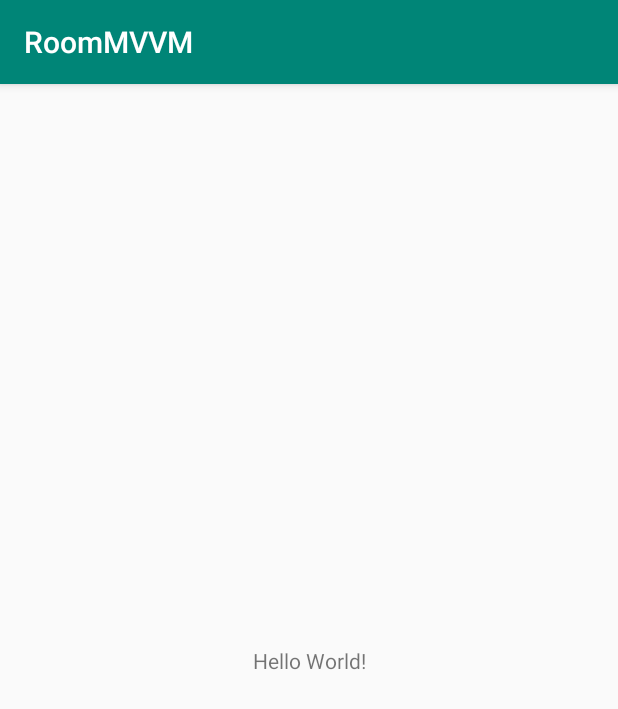
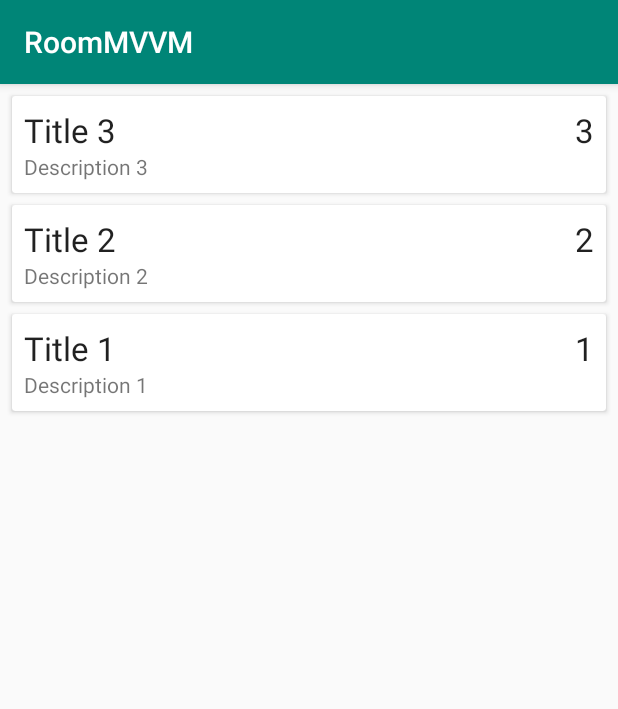
Before and after one commit to Hafizzle/RoomMVVM, an Android app: the screen it shows after launch (MainActivity), on a phone screen of 412 x 824 dp. Shown: the top 709 px of the screen. Run offline under Robolectric (Android 15) with nearby library versions, the phone set to English and light mode, and no system bars; our stand-ins replace Room's generated code.

Commit message:
RecyclerView populates Note Model

```diff
--- a/app/src/main/java/com/hafizzle/roommvvm/MainActivity.java
+++ b/app/src/main/java/com/hafizzle/roommvvm/MainActivity.java
@@ -4,6 +4,8 @@ import androidx.appcompat.app.AppCompatActivity;
 import androidx.lifecycle.Observer;
 import androidx.lifecycle.ViewModelProvider;
 import androidx.lifecycle.ViewModelProviders;
+import androidx.recyclerview.widget.LinearLayoutManager;
+import androidx.recyclerview.widget.RecyclerView;
 
 import android.os.Bundle;
 import android.widget.Toast;
@@ -25,6 +27,13 @@ public class MainActivity extends AppCompatActivity {
         super.onCreate(savedInstanceState);
         setContentView(R.layout.activity_main);
 
+        RecyclerView recyclerView = findViewById(R.id.recycler_view);
+        recyclerView.setLayoutManager(new LinearLayoutManager(this));
+        recyclerView.setHasFixedSize(true);
+
+        final NoteAdapter adapter = new NoteAdapter();
+        recyclerView.setAdapter(adapter);
+
         //Will destroy this viewmodel when the activity(this) is finished.
         noteViewModel = ViewModelProviders.of(this).get(NoteViewModel.class);
         //.observe is a LiveData method.
@@ -32,9 +41,7 @@ public class MainActivity extends AppCompatActivity {
         noteViewModel.getAllNotes().observe(this, new Observer<List<Note>>() {
             @Override
             public void onChanged(List<Note> notes) {
-                //update RecyclerView
-                Toast.makeText(MainActivity.this, "onChanged (Placeholder for RecyclerView)",
-                        Toast.LENGTH_SHORT).show();
+                adapter.setNotes(notes);
             }
         });
 
--- /dev/null
+++ b/app/src/main/java/com/hafizzle/roommvvm/NoteAdapter.java
@@ -0,0 +1,55 @@
+package com.hafizzle.roommvvm;
+
+import android.view.LayoutInflater;
+import android.view.View;
+import android.view.ViewGroup;
+import android.widget.TextView;
+
+import androidx.annotation.NonNull;
+import androidx.recyclerview.widget.RecyclerView;
+
+import java.util.ArrayList;
+import java.util.List;
+
+public class NoteAdapter extends RecyclerView.Adapter<NoteAdapter.NoteHolder> {
+    private List<Note> notes = new ArrayList<>();
+
+    @NonNull
+    @Override
+    public NoteHolder onCreateViewHolder(@NonNull ViewGroup parent, int viewType) {
+        View itemView = LayoutInflater.from(parent.getContext())
+                .inflate(R.layout.note_item, parent, false);
+        return new NoteHolder(itemView);
+    }
+
+    @Override
+    public void onBindViewHolder(@NonNull NoteHolder holder, int position) {
+        Note currentNote = notes.get(position);
+        holder.textViewTitle.setText(currentNote.getTitle());
+        holder.textViewDescription.setText(currentNote.getDescription());
+        holder.textViewPriority.setText(String.valueOf(currentNote.getPriority()));
+    }
+
+    @Override
+    public int getItemCount() {
+        return notes.size();
+    }
+
+    public void setNotes(List<Note> notes){
+        this.notes = notes;
+        notifyDataSetChanged();
+    }
+
+    class NoteHolder extends RecyclerView.ViewHolder{
+        private TextView textViewTitle;
+        private TextView textViewDescription;
+        private TextView textViewPriority;
+
+        public NoteHolder(@NonNull View itemView) {
+            super(itemView);
+            textViewTitle = itemView.findViewById(R.id.text_view_title);
+            textViewDescription = itemView.findViewById(R.id.text_view_description);
+            textViewPriority = itemView.findViewById(R.id.text_view_priority);
+        }
+    }
+}
--- a/app/src/main/res/layout/activity_main.xml
+++ b/app/src/main/res/layout/activity_main.xml
@@ -1,18 +1,15 @@
 <?xml version="1.0" encoding="utf-8"?>
-<androidx.constraintlayout.widget.ConstraintLayout xmlns:android="http://schemas.android.com/apk/res/android"
+<androidx.coordinatorlayout.widget.CoordinatorLayout xmlns:android="http://schemas.android.com/apk/res/android"
     xmlns:app="http://schemas.android.com/apk/res-auto"
     xmlns:tools="http://schemas.android.com/tools"
     android:layout_width="match_parent"
     android:layout_height="match_parent"
     tools:context=".MainActivity">
 
-    <TextView
-        android:layout_width="wrap_content"
-        android:layout_height="wrap_content"
-        android:text="Hello World!"
-        app:layout_constraintBottom_toBottomOf="parent"
-        app:layout_constraintLeft_toLeftOf="parent"
-        app:layout_constraintRight_toRightOf="parent"
-        app:layout_constraintTop_toTopOf="parent" />
+    <androidx.recyclerview.widget.RecyclerView
+        android:id="@+id/recycler_view"
+        android:layout_width="match_parent"
+        android:layout_height="match_parent"
+        tools:listitem="@layout/note_item"/>
 
-</androidx.constraintlayout.widget.ConstraintLayout>
+</androidx.coordinatorlayout.widget.CoordinatorLayout>
--- /dev/null
+++ b/app/src/main/res/layout/note_item.xml
@@ -0,0 +1,41 @@
+<?xml version="1.0" encoding="utf-8"?>
+<androidx.cardview.widget.CardView xmlns:android="http://schemas.android.com/apk/res/android"
+    android:layout_width="match_parent"
+    android:layout_height="wrap_content"
+    android:layout_marginStart="8dp"
+    android:layout_marginTop="8dp"
+    android:layout_marginEnd="8dp">
+
+    <RelativeLayout
+        android:layout_width="wrap_content"
+        android:layout_height="wrap_content"
+        android:padding="8dp">
+
+        <TextView
+            android:id="@+id/text_view_priority"
+            android:layout_width="wrap_content"
+            android:layout_height="wrap_content"
+            android:layout_alignParentRight="true"
+            android:text="1"
+            android:textAppearance="@style/TextAppearance.AppCompat.Large"/>
+
+        <TextView
+            android:id="@+id/text_view_title"
+            android:layout_width="wrap_content"
+            android:layout_height="wrap_content"
+            android:text="Title"
+            android:textAppearance="@style/TextAppearance.AppCompat.Large"
+            android:maxLines="1"
+            android:layout_toStartOf="@+id/text_view_priority"
+            android:layout_alignParentStart="true"
+            android:ellipsize="end"/>
+
+        <TextView
+            android:layout_width="wrap_content"
+            android:layout_height="wrap_content"
+            android:id="@+id/text_view_description"
+            android:layout_below="@+id/text_view_title"
+            android:text="Description"/>
+    </RelativeLayout>
+
+</androidx.cardview.widget.CardView>
```
